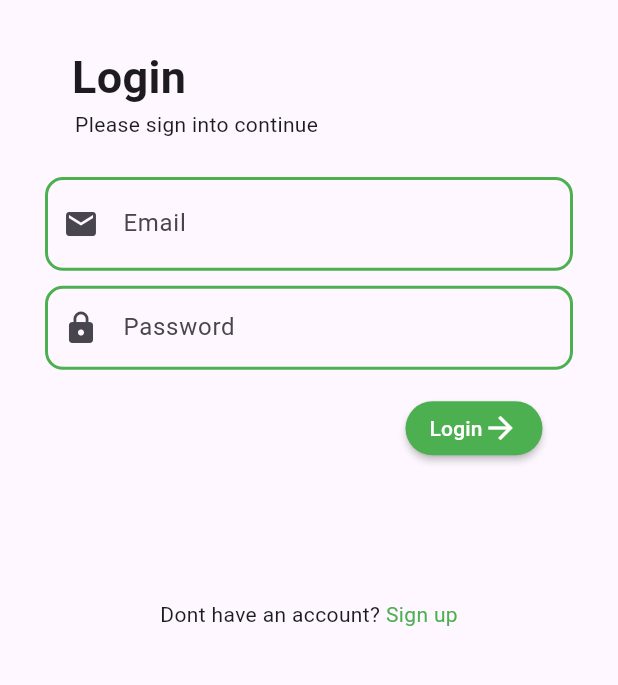
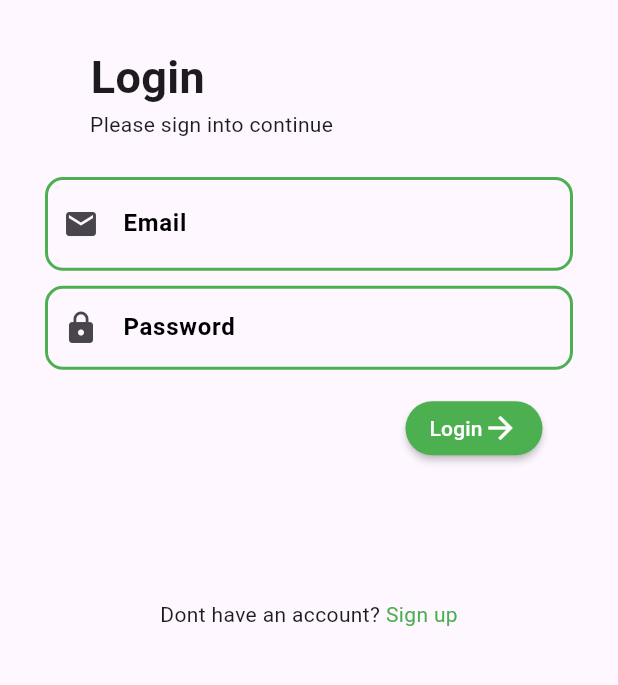
Before and after one commit to Muhammad-Adnan11/Plants-App, a Flutter app: the screen it shows after launch, on a phone screen of 412 x 824 dp, the part 270-955 px from its top. Run offline on Flutter 3.47's test engine with Material 3 defaults, Android fonts, the light colour scheme and no system bars; our stand-ins replace awesome_bottom_bar, cloud_firestore, firebase_auth, firebase_core, pinput; accounts and stored records are empty.

Commit message:
screen more addition

```diff
--- a/lib/UI/Components/CostumTextfield.dart
+++ b/lib/UI/Components/CostumTextfield.dart
@@ -25,6 +25,7 @@ class CostumTextfield extends StatelessWidget {
           suffix: suffix,
           hintText: hintText,
           labelText: lableText,
+          labelStyle: TextStyle(color: Colors.black,fontWeight: FontWeight.bold),
           prefixIcon: icon != null ? Icon(icon) : null,
           border: OutlineInputBorder(
             borderRadius: BorderRadius.circular(12),
--- a/lib/UI/Screens/Login_Screen/Login_screen.dart
+++ b/lib/UI/Screens/Login_Screen/Login_screen.dart
@@ -40,14 +40,14 @@ class _LoginViewState extends State<LoginView> {
                 ),
               ),
               Padding(
-                padding: const EdgeInsets.only(right: 240, top: 30),
+                padding: const EdgeInsets.only(right: 215, top: 30),
                 child: Text(
                   'Login',
                   style: TextStyle(fontSize: 30, fontWeight: FontWeight.bold),
                 ),
               ),
               Padding(
-                padding: const EdgeInsets.only(right: 150, bottom: 15),
+                padding: const EdgeInsets.only(right: 130, bottom: 15),
                 child: Text('Please sign into continue'),
               ),
               CostumTextfield(
--- a/lib/UI/Screens/product_screen/product_screen.dart
+++ b/lib/UI/Screens/product_screen/product_screen.dart
@@ -17,8 +17,10 @@ class ProductScreen extends StatefulWidget {
 class _ProductScreenState extends State<ProductScreen> {
   @override
   Widget build(BuildContext context) {
+
     final abc = Provider.of<Productlist>(context);
-    int selectdCat = 1;
+
+        int selectdCat = 1;
     return Scaffold(
       bottomNavigationBar: Container(
         child: BottomBarInspiredOutside(
@@ -118,7 +120,7 @@ class _ProductScreenState extends State<ProductScreen> {
               width: 300,
               child: ListView.builder(
                   scrollDirection: Axis.horizontal,
-                  itemCount: abc.listcount.length,
+                  itemCount: abc.plantsList.length,
                   itemBuilder: (context, index) {
                     return Consumer<Productlist>(
                       builder: (context, vm, child) {
@@ -134,7 +136,7 @@ class _ProductScreenState extends State<ProductScreen> {
                                 padding:
                                     const EdgeInsets.only(left: 10, right: 10),
                                 child: Center(
-                                    child: Text(abc.listcount[index],
+                                    child: Text(abc.plantsList[index]['title'],
                                         style: index == vm.index
                                             ? TextStyle(color: Colors.white)
                                             : null)),
@@ -148,7 +150,8 @@ class _ProductScreenState extends State<ProductScreen> {
               child: Padding(
                 padding: const EdgeInsets.only(left: 18, right: 18, top: 10),
                 child: GridView.builder(
-                  itemCount: abc.plantlist.length,
+                  itemCount: abc.plantsList[abc.index]['list'].length,
+                 // itemCount: abc.plantsList.length,
                   gridDelegate: SliverGridDelegateWithFixedCrossAxisCount(
                     crossAxisSpacing: 21,
                     mainAxisSpacing: 21,
@@ -163,10 +166,10 @@ class _ProductScreenState extends State<ProductScreen> {
                           context,
                           MaterialPageRoute(
                             builder: (context) => DetailScreen(
-                                imageUrl: abc.plantlist[index]['image'],
-                                name: abc.plantlist[index]['title'],
-                                descrption: abc.plantlist[index]['description'],
-                                price: abc.plantlist[index]['subtitle']),
+                                imageUrl: abc.plantsList[abc.index]['list'][index]['image'],
+                                name: abc.plantsList[abc.index]['list'][index]['title'],
+                                descrption: abc.plantsList[abc.index]['list'][index]['description'],
+                                price: abc.plantsList[abc.index]['list'][index]['subtitle']),
                           ),
                         );
                       },
@@ -197,7 +200,7 @@ class _ProductScreenState extends State<ProductScreen> {
                               height: 4,
                             ),
                             Image.asset(
-                              abc.plantlist[index]['image'],
+                              abc.plantsList[abc.index]['list'][index]['image'],
                               height: 100,
                               width: 120,
                               fit: BoxFit.fill,
@@ -214,11 +217,11 @@ class _ProductScreenState extends State<ProductScreen> {
                               ),
                               child: ListTile(
                                 title: Text(
-                                  abc.plantlist[index]['title'],
+                                  abc.plantsList[abc.index]['list'][index]['title'],
                                   overflow: TextOverflow.ellipsis,
                                 ),
                                 subtitle:
-                                    Text(abc.plantlist[index]['subtitle']),
+                                    Text(abc.plantsList[abc.index]['list'][index]['subtitle']),
                                 trailing: Padding(
                                   padding: const EdgeInsets.only(bottom: 17),
                                   child: Container(
--- a/lib/UI/Screens/product_screen/product_screen_provider.dart
+++ b/lib/UI/Screens/product_screen/product_screen_provider.dart
@@ -26,7 +26,11 @@ class Productlist with ChangeNotifier {
       title: 'Cart',
     ),
   ];
-  List<Map<String, dynamic>> plantlist = [
+
+  List<Map<String, dynamic>> plantsList = [
+    {
+      'title' : 'Popular',
+      'list' : [
         {
           "image": "assets/images/plants14.jpeg",
           "title": "Succulent",
@@ -35,6 +39,7 @@ class Productlist with ChangeNotifier {
           "subtitle": "\$900",
           "carticon": Icons.add,
           "description": 'A weed plant, specifically referring to cannabis (Cannabis sativa), is a tall, hardy plant that has been cultivated for various purposes over thousands of years. Here are some key details about the cannabis plant:'
+
         },
         {
           "image": "assets/images/plants10.jpeg",
@@ -99,7 +104,324 @@ class Productlist with ChangeNotifier {
           "carticon": Icons.add,
           "description": 'A weed plant, specifically referring to cannabis (Cannabis sativa), is a tall, hardy plant that has been cultivated for various purposes over thousands of years. Here are some key details about the cannabis plant:'
         },
+      ],
+    },
+    {
+      'title' : 'Indoor',
+      'list' : [
+        {
+          "image": "assets/images/plants14.jpeg",
+          "title": "Succulent",
+          "icon": Icons.favorite,
+          "icons": Icons.favorite_border,
+          "subtitle": "\$900",
+          "carticon": Icons.add,
+          "description": 'A weed plant, specifically referring to cannabis (Cannabis sativa), is a tall, hardy plant that has been cultivated for various purposes over thousands of years. Here are some key details about the cannabis plant:'
+
+        },
+        {
+          "image": "assets/images/plants10.jpeg",
+          "title": "Monstera",
+          "icon": Icons.favorite,
+          "icons": Icons.favorite_border,
+          "subtitle": "\$15.0",
+          "carticon": Icons.add,
+          "description": 'A weed plant, specifically referring to cannabis (Cannabis sativa), is a tall, hardy plant that has been cultivated for various purposes over thousands of years. Here are some key details about the cannabis plant:'
+        },
+        {
+          "image": "assets/images/plants11.jpeg",
+          "title": "Yucca",
+          "icon": Icons.favorite,
+          "icons": Icons.favorite_border,
+          "subtitle": "\$35.0",
+          "carticon": Icons.add,
+          "description": 'A weed plant, specifically referring to cannabis (Cannabis sativa), is a tall, hardy plant that has been cultivated for various purposes over thousands of years. Here are some key details about the cannabis plant:'
+        },
+        {
+          "image": "assets/images/plants12.jpeg",
+          "title": "Dracaema",
+          "icon": Icons.favorite,
+          "icons": Icons.favorite_border,
+          "subtitle": "\$100",
+          "carticon": Icons.add,
+          "description": 'A weed plant, specifically referring to cannabis (Cannabis sativa), is a tall, hardy plant that has been cultivated for various purposes over thousands of years. Here are some key details about the cannabis plant:'
+        },
+        {
+          "image": "assets/images/plants13.jpeg",
+          "title": "weed",
+          "icon": Icons.favorite,
+          "icons": Icons.favorite_border,
+          "subtitle": "\$344",
+          "carticon": Icons.add,
+          "description": 'A weed plant, specifically referring to cannabis (Cannabis sativa), is a tall, hardy plant that has been cultivated for various purposes over thousands of years. Here are some key details about the cannabis plant:'
+        },
+        {
+          "image": "assets/images/plants18.jpeg",
+          "title": "zucca",
+          "icon": Icons.favorite,
+          "icons": Icons.favorite_border,
+          "subtitle": "\$112",
+          "carticon": Icons.add,
+          "description": 'A weed plant, specifically referring to cannabis (Cannabis sativa), is a tall, hardy plant that has been cultivated for various purposes over thousands of years. Here are some key details about the cannabis plant:'
+        },
+        {
+          "image": "assets/images/plants17.jpeg",
+          "title": "Ficus",
+          "icon": Icons.favorite,
+          "icons": Icons.favorite_border,
+          "subtitle": "\$30.0",
+          "carticon": Icons.add,
+          "description": 'A weed plant, specifically referring to cannabis (Cannabis sativa), is a tall, hardy plant that has been cultivated for various purposes over thousands of years. Here are some key details about the cannabis plant:'
+        },
+        {
+          "image": "assets/images/plants8.jpeg",
+          "title": "Aloe",
+          "icon": Icons.favorite,
+          "icons": Icons.favorite_border,
+          "subtitle": "\$130",
+          "carticon": Icons.add,
+          "description": 'A weed plant, specifically referring to cannabis (Cannabis sativa), is a tall, hardy plant that has been cultivated for various purposes over thousands of years. Here are some key details about the cannabis plant:'
+        },
+      ],
+    },
+    {
+      'title' : 'Outdoor',
+      'list' : [
+        {
+          "image": "assets/images/plants14.jpeg",
+          "title": "Succulent",
+          "icon": Icons.favorite,
+          "icons": Icons.favorite_border,
+          "subtitle": "\$900",
+          "carticon": Icons.add,
+          "description": 'A weed plant, specifically referring to cannabis (Cannabis sativa), is a tall, hardy plant that has been cultivated for various purposes over thousands of years. Here are some key details about the cannabis plant:'
+
+        },
+        {
+          "image": "assets/images/plants10.jpeg",
+          "title": "Monstera",
+          "icon": Icons.favorite,
+          "icons": Icons.favorite_border,
+          "subtitle": "\$15.0",
+          "carticon": Icons.add,
+          "description": 'A weed plant, specifically referring to cannabis (Cannabis sativa), is a tall, hardy plant that has been cultivated for various purposes over thousands of years. Here are some key details about the cannabis plant:'
+        },
+        {
+          "image": "assets/images/plants11.jpeg",
+          "title": "Yucca",
+          "icon": Icons.favorite,
+          "icons": Icons.favorite_border,
+          "subtitle": "\$35.0",
+          "carticon": Icons.add,
+          "description": 'A weed plant, specifically referring to cannabis (Cannabis sativa), is a tall, hardy plant that has been cultivated for various purposes over thousands of years. Here are some key details about the cannabis plant:'
+        },
+        {
+          "image": "assets/images/plants12.jpeg",
+          "title": "Dracaema",
+          "icon": Icons.favorite,
+          "icons": Icons.favorite_border,
+          "subtitle": "\$100",
+          "carticon": Icons.add,
+          "description": 'A weed plant, specifically referring to cannabis (Cannabis sativa), is a tall, hardy plant that has been cultivated for various purposes over thousands of years. Here are some key details about the cannabis plant:'
+        },
+        {
+          "image": "assets/images/plants13.jpeg",
+          "title": "weed",
+          "icon": Icons.favorite,
+          "icons": Icons.favorite_border,
+          "subtitle": "\$344",
+          "carticon": Icons.add,
+          "description": 'A weed plant, specifically referring to cannabis (Cannabis sativa), is a tall, hardy plant that has been cultivated for various purposes over thousands of years. Here are some key details about the cannabis plant:'
+        },
+        {
+          "image": "assets/images/plants18.jpeg",
+          "title": "zucca",
+          "icon": Icons.favorite,
+          "icons": Icons.favorite_border,
+          "subtitle": "\$112",
+          "carticon": Icons.add,
+          "description": 'A weed plant, specifically referring to cannabis (Cannabis sativa), is a tall, hardy plant that has been cultivated for various purposes over thousands of years. Here are some key details about the cannabis plant:'
+        },
+        {
+          "image": "assets/images/plants17.jpeg",
+          "title": "Ficus",
+          "icon": Icons.favorite,
+          "icons": Icons.favorite_border,
+          "subtitle": "\$30.0",
+          "carticon": Icons.add,
+          "description": 'A weed plant, specifically referring to cannabis (Cannabis sativa), is a tall, hardy plant that has been cultivated for various purposes over thousands of years. Here are some key details about the cannabis plant:'
+        },
+        {
+          "image": "assets/images/plants8.jpeg",
+          "title": "Aloe",
+          "icon": Icons.favorite,
+          "icons": Icons.favorite_border,
+          "subtitle": "\$130",
+          "carticon": Icons.add,
+          "description": 'A weed plant, specifically referring to cannabis (Cannabis sativa), is a tall, hardy plant that has been cultivated for various purposes over thousands of years. Here are some key details about the cannabis plant:'
+        },
+      ],
+    },
+    {
+      'title' : 'Fashion',
+      'list' : [
+        {
+          "image": "assets/images/plants14.jpeg",
+          "title": "Succulent",
+          "icon": Icons.favorite,
+          "icons": Icons.favorite_border,
+          "subtitle": "\$900",
+          "carticon": Icons.add,
+          "description": 'A weed plant, specifically referring to cannabis (Cannabis sativa), is a tall, hardy plant that has been cultivated for various purposes over thousands of years. Here are some key details about the cannabis plant:'
+
+        },
+        {
+          "image": "assets/images/plants10.jpeg",
+          "title": "Monstera",
+          "icon": Icons.favorite,
+          "icons": Icons.favorite_border,
+          "subtitle": "\$15.0",
+          "carticon": Icons.add,
+          "description": 'A weed plant, specifically referring to cannabis (Cannabis sativa), is a tall, hardy plant that has been cultivated for various purposes over thousands of years. Here are some key details about the cannabis plant:'
+        },
+        {
+          "image": "assets/images/plants11.jpeg",
+          "title": "Yucca",
+          "icon": Icons.favorite,
+          "icons": Icons.favorite_border,
+          "subtitle": "\$35.0",
+          "carticon": Icons.add,
+          "description": 'A weed plant, specifically referring to cannabis (Cannabis sativa), is a tall, hardy plant that has been cultivated for various purposes over thousands of years. Here are some key details about the cannabis plant:'
+        },
+        {
+          "image": "assets/images/plants12.jpeg",
+          "title": "Dracaema",
+          "icon": Icons.favorite,
+          "icons": Icons.favorite_border,
+          "subtitle": "\$100",
+          "carticon": Icons.add,
+          "description": 'A weed plant, specifically referring to cannabis (Cannabis sativa), is a tall, hardy plant that has been cultivated for various purposes over thousands of years. Here are some key details about the cannabis plant:'
+        },
+        {
+          "image": "assets/images/plants13.jpeg",
+          "title": "weed",
+          "icon": Icons.favorite,
+          "icons": Icons.favorite_border,
+          "subtitle": "\$344",
+          "carticon": Icons.add,
+          "description": 'A weed plant, specifically referring to cannabis (Cannabis sativa), is a tall, hardy plant that has been cultivated for various purposes over thousands of years. Here are some key details about the cannabis plant:'
+        },
+        {
+          "image": "assets/images/plants18.jpeg",
+          "title": "zucca",
+          "icon": Icons.favorite,
+          "icons": Icons.favorite_border,
+          "subtitle": "\$112",
+          "carticon": Icons.add,
+          "description": 'A weed plant, specifically referring to cannabis (Cannabis sativa), is a tall, hardy plant that has been cultivated for various purposes over thousands of years. Here are some key details about the cannabis plant:'
+        },
+        {
+          "image": "assets/images/plants17.jpeg",
+          "title": "Ficus",
+          "icon": Icons.favorite,
+          "icons": Icons.favorite_border,
+          "subtitle": "\$30.0",
+          "carticon": Icons.add,
+          "description": 'A weed plant, specifically referring to cannabis (Cannabis sativa), is a tall, hardy plant that has been cultivated for various purposes over thousands of years. Here are some key details about the cannabis plant:'
+        },
+        {
+          "image": "assets/images/plants8.jpeg",
+          "title": "Aloe",
+          "icon": Icons.favorite,
+          "icons": Icons.favorite_border,
+          "subtitle": "\$130",
+          "carticon": Icons.add,
+          "description": 'A weed plant, specifically referring to cannabis (Cannabis sativa), is a tall, hardy plant that has been cultivated for various purposes over thousands of years. Here are some key details about the cannabis plant:'
+        },
+      ],
+    },
   ];
+
+
+
+  // List<Map<String, dynamic>> plantlist = [
+  //   {
+  //     "image": "assets/images/plants14.jpeg",
+  //     "title": "Succulent",
+  //     "icon": Icons.favorite,
+  //     "icons": Icons.favorite_border,
+  //     "subtitle": "\$900",
+  //     "carticon": Icons.add,
+  //     "description": 'A weed plant, specifically referring to cannabis (Cannabis sativa), is a tall, hardy plant that has been cultivated for various purposes over thousands of years. Here are some key details about the cannabis plant:'
+  //
+  //   },
+  //   {
+  //     "image": "assets/images/plants10.jpeg",
+  //     "title": "Monstera",
+  //     "icon": Icons.favorite,
+  //     "icons": Icons.favorite_border,
+  //     "subtitle": "\$15.0",
+  //     "carticon": Icons.add,
+  //     "description": 'A weed plant, specifically referring to cannabis (Cannabis sativa), is a tall, hardy plant that has been cultivated for various purposes over thousands of years. Here are some key details about the cannabis plant:'
+  //   },
+  //   {
+  //     "image": "assets/images/plants11.jpeg",
+  //     "title": "Yucca",
+  //     "icon": Icons.favorite,
+  //     "icons": Icons.favorite_border,
+  //     "subtitle": "\$35.0",
+  //     "carticon": Icons.add,
+  //     "description": 'A weed plant, specifically referring to cannabis (Cannabis sativa), is a tall, hardy plant that has been cultivated for various purposes over thousands of years. Here are some key details about the cannabis plant:'
+  //   },
+  //   {
+  //     "image": "assets/images/plants12.jpeg",
+  //     "title": "Dracaema",
+  //     "icon": Icons.favorite,
+  //     "icons": Icons.favorite_border,
+  //     "subtitle": "\$100",
+  //     "carticon": Icons.add,
+  //     "description": 'A weed plant, specifically referring to cannabis (Cannabis sativa), is a tall, hardy plant that has been cultivated for various purposes over thousands of years. Here are some key details about the cannabis plant:'
+  //   },
+  //   {
+  //     "image": "assets/images/plants13.jpeg",
+  //     "title": "weed",
+  //     "icon": Icons.favorite,
+  //     "icons": Icons.favorite_border,
+  //     "subtitle": "\$344",
+  //     "carticon": Icons.add,
+  //     "description": 'A weed plant, specifically referring to cannabis (Cannabis sativa), is a tall, hardy plant that has been cultivated for various purposes over thousands of years. Here are some key details about the cannabis plant:'
+  //   },
+  //   {
+  //     "image": "assets/images/plants18.jpeg",
+  //     "title": "zucca",
+  //     "icon": Icons.favorite,
+  //     "icons": Icons.favorite_border,
+  //     "subtitle": "\$112",
+  //     "carticon": Icons.add,
+  //     "description": 'A weed plant, specifically referring to cannabis (Cannabis sativa), is a tall, hardy plant that has been cultivated for various purposes over thousands of years. Here are some key details about the cannabis plant:'
+  //   },
+  //   {
+  //     "image": "assets/images/plants17.jpeg",
+  //     "title": "Ficus",
+  //     "icon": Icons.favorite,
+  //     "icons": Icons.favorite_border,
+  //     "subtitle": "\$30.0",
+  //     "carticon": Icons.add,
+  //     "description": 'A weed plant, specifically referring to cannabis (Cannabis sativa), is a tall, hardy plant that has been cultivated for various purposes over thousands of years. Here are some key details about the cannabis plant:'
+  //   },
+  //   {
+  //     "image": "assets/images/plants8.jpeg",
+  //     "title": "Aloe",
+  //     "icon": Icons.favorite,
+  //     "icons": Icons.favorite_border,
+  //     "subtitle": "\$130",
+  //     "carticon": Icons.add,
+  //     "description": 'A weed plant, specifically referring to cannabis (Cannabis sativa), is a tall, hardy plant that has been cultivated for various purposes over thousands of years. Here are some key details about the cannabis plant:'
+  //   },
+  // ];
+
+
+
   List<String> listcount = [
     'popular',
     'indoor',
```
Lines whose indentation alone changed are shown as unchanged.
